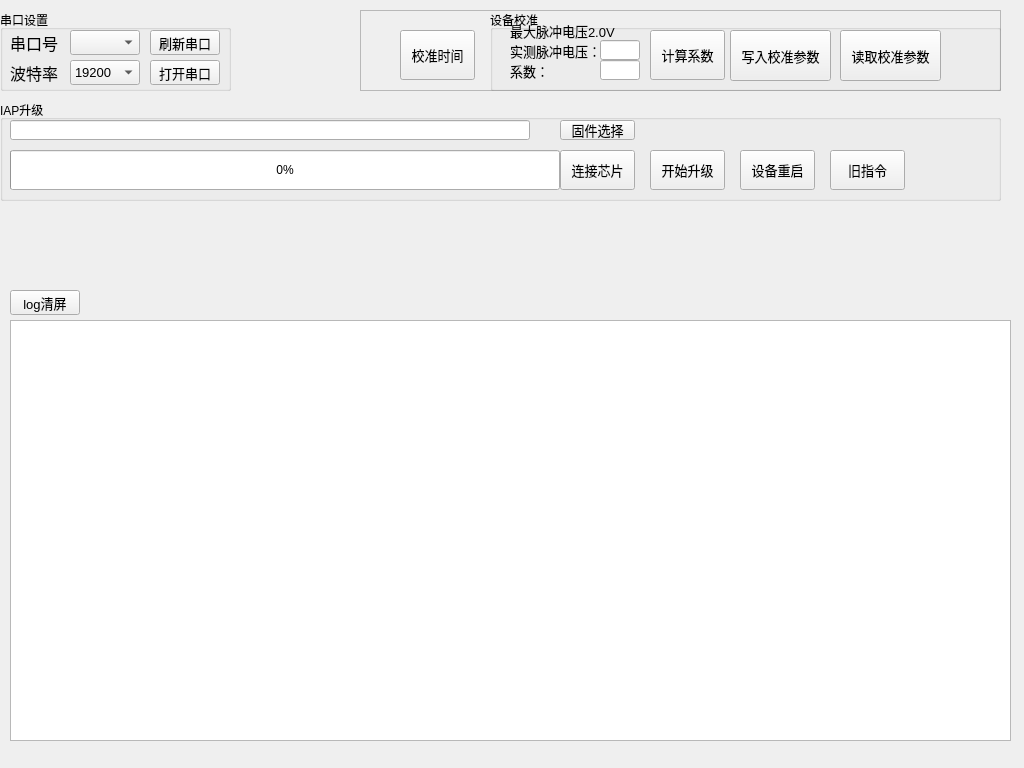
The window that mcu_iap/mainwindow.ui (freeman-m/mcu_iap_tool) describes before a commit, drawn with Qt 5.
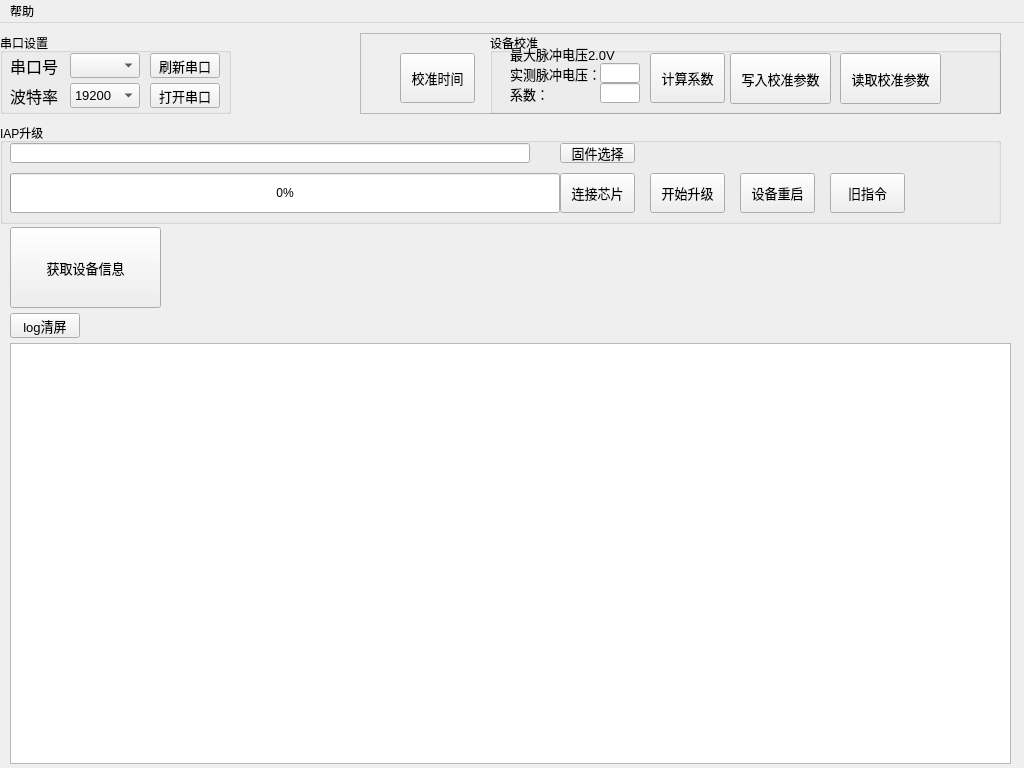
The same window after the commit.

Commit message: 完善log显示

What changed in the file:
```diff
--- a/mcu_iap/mainwindow.ui
+++ b/mcu_iap/mainwindow.ui
@@ -482,6 +482,24 @@
      <string>IAP升级</string>
     </property>
    </widget>
+   <widget class="QPushButton" name="pushButton_get_info">
+    <property name="geometry">
+     <rect>
+      <x>10</x>
+      <y>204</y>
+      <width>151</width>
+      <height>81</height>
+     </rect>
+    </property>
+    <property name="font">
+     <font>
+      <pointsize>10</pointsize>
+     </font>
+    </property>
+    <property name="text">
+     <string>获取设备信息</string>
+    </property>
+   </widget>
    <zorder>groupBox_3</zorder>
    <zorder>frame</zorder>
    <zorder>groupBox</zorder>
@@ -510,6 +528,13 @@
      <height>23</height>
     </rect>
    </property>
+   <widget class="QMenu" name="menu">
+    <property name="title">
+     <string>帮助</string>
+    </property>
+    <addaction name="actionAbout"/>
+   </widget>
+   <addaction name="menu"/>
   </widget>
  </widget>
  <layoutdefault spacing="6" margin="11"/>
```
Left out of the diff: 10 changed lines with no effect on the pictures. The commit also changes 2 other files.
